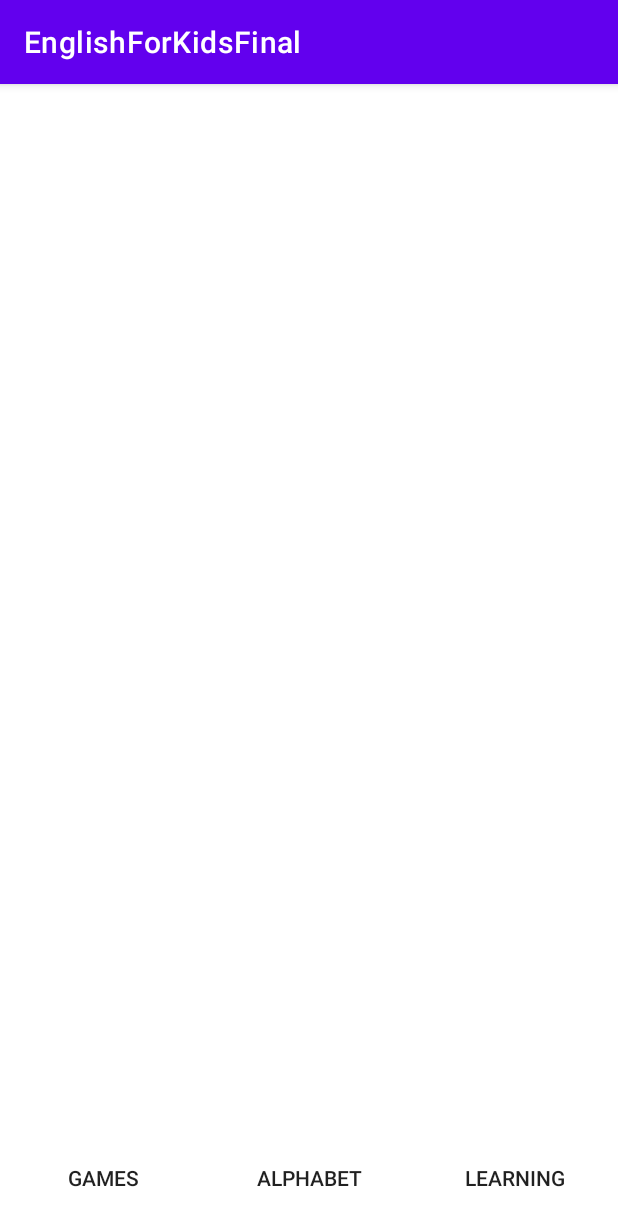
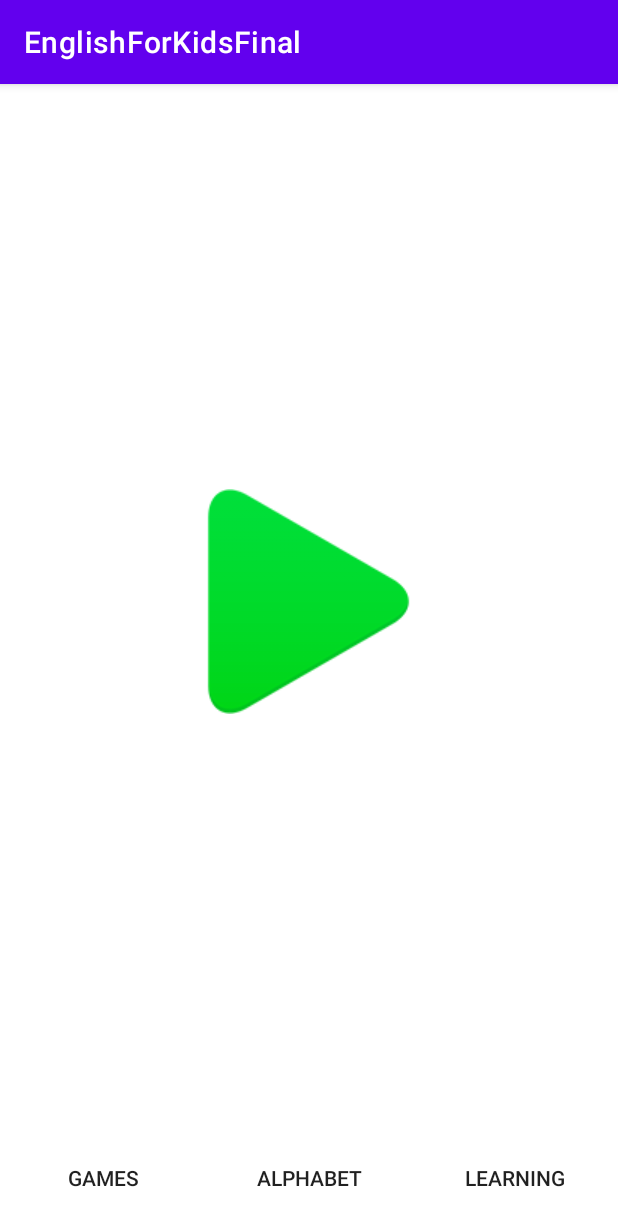
Before and after one commit to radkoff26/english_for_kids, an Android app: the fragment LearningFragment placed in its activity, on a phone screen of 412 x 824 dp. Shown: the top 1226 px of the screen. Run offline under Robolectric (Android 15) with nearby library versions, the phone set to English and light mode, and no system bars.

Commit message:
added main way of learning

```diff
--- a/app/src/main/java/com/example/englishforkidsfinal/activities/MainActivity.java
+++ b/app/src/main/java/com/example/englishforkidsfinal/activities/MainActivity.java
@@ -14,6 +14,7 @@ import com.example.englishforkidsfinal.fragments.AlphabetFragment;
 import com.example.englishforkidsfinal.fragments.GamesFragment;
 import com.example.englishforkidsfinal.fragments.HomeFragment;
 import com.example.englishforkidsfinal.fragments.LearningFragment;
+import com.example.englishforkidsfinal.fragments.MainLearningFragment;
 import com.example.englishforkidsfinal.models.BackgroundMusic;
 
 import java.util.Arrays;
@@ -100,6 +101,11 @@ public class MainActivity extends AppCompatActivity {
         if (fragments.get(fragments.size()-1).getClass() == HomeFragment.class) {
             music.pause();
             finish();
+        } else if (fragments.get(fragments.size()-1).getClass() == MainLearningFragment.class) {
+            getSupportFragmentManager()
+                    .beginTransaction()
+                    .add(R.id.fragment, new LearningFragment())
+                    .commit();
         } else {
             clearButtons();
             getSupportFragmentManager()
--- a/app/src/main/java/com/example/englishforkidsfinal/fragments/HomeFragment.java
+++ b/app/src/main/java/com/example/englishforkidsfinal/fragments/HomeFragment.java
@@ -7,12 +7,8 @@ import androidx.fragment.app.Fragment;
 import android.view.LayoutInflater;
 import android.view.View;
 import android.view.ViewGroup;
-import android.view.animation.Animation;
-import android.view.animation.AnimationUtils;
-import android.widget.ImageView;
 
 import com.example.englishforkidsfinal.R;
-import com.example.englishforkidsfinal.activities.MainActivity;
 import com.example.englishforkidsfinal.models.SpeechImageView;
 
 public class HomeFragment extends Fragment {
@@ -27,6 +23,7 @@ public class HomeFragment extends Fragment {
         animal = view.findViewById(R.id.animal);
 
         animal.setWordToSpeak("giraffe");
+        animal.setAnimation(R.anim.animal_scale);
 
         return view;
     }
--- a/app/src/main/java/com/example/englishforkidsfinal/fragments/LearningFragment.java
+++ b/app/src/main/java/com/example/englishforkidsfinal/fragments/LearningFragment.java
@@ -8,10 +8,12 @@ import android.view.LayoutInflater;
 import android.view.View;
 import android.view.ViewGroup;
 import android.widget.ArrayAdapter;
+import android.widget.ImageButton;
 import android.widget.ListView;
 import android.widget.Toast;
 
 import com.example.englishforkidsfinal.R;
+import com.example.englishforkidsfinal.activities.MainActivity;
 import com.example.englishforkidsfinal.models.ClientAPI;
 import com.example.englishforkidsfinal.models.Student;
 
@@ -26,43 +28,18 @@ import retrofit2.converter.gson.GsonConverterFactory;
 
 public class LearningFragment extends Fragment {
 
-//    ListView listView;
-//    List<Student> students;
+    private ImageButton start;
 
     @Override
     public View onCreateView(LayoutInflater inflater, ViewGroup container,
                              Bundle savedInstanceState) {
         View v = inflater.inflate(R.layout.fragment_learning, container, false);
 
-//        listView = v.findViewById(R.id.lv_students);
-//
-//
-//        Retrofit retrofit = new Retrofit.Builder().baseUrl("http://127.0.0.1:8000/")
-//                .addConverterFactory(GsonConverterFactory.create()).build();
-//
-//        ClientAPI clientAPI = retrofit.create(ClientAPI.class);
-//
-//        Call<List<Student>> call = clientAPI.getStudents();
-//        call.enqueue(new Callback<List<Student>>() {
-//            @Override
-//            public void onResponse(Call<List<Student>> call, Response<List<Student>> response) {
-//                students = (List<Student>)response.body();
-//                //Toast.makeText(MainActivity.this, response.code(), Toast.LENGTH_SHORT).show();
-//                List<String> names = new ArrayList<>(students.size());
-//                for (Student student : students) {
-//                    names.add(student.toString());
-//                }
-//                ArrayAdapter<String> arrayAdapter = new ArrayAdapter<>(v.getContext(), android.R.layout.simple_list_item_1, names);
-//                listView.setAdapter(arrayAdapter);
-//                arrayAdapter.notifyDataSetChanged();
-//            }
-//
-//            @Override
-//            public void onFailure(Call<List<Student>> call, Throwable t) {
-//
-//                Toast.makeText(v.getContext(), t.getMessage(), Toast.LENGTH_SHORT).show();
-//            }
-//        });
+        start = v.findViewById(R.id.start_learning);
+
+        start.setOnClickListener(v1 -> {
+            ((MainActivity) getActivity()).getSupportFragmentManager().beginTransaction().add(R.id.fragment, new MainLearningFragment()).commit();
+        });
 
         return v;
     }
--- a/app/src/main/java/com/example/englishforkidsfinal/models/SpeechImageView.java
+++ b/app/src/main/java/com/example/englishforkidsfinal/models/SpeechImageView.java
@@ -18,21 +18,27 @@ public class SpeechImageView extends androidx.appcompat.widget.AppCompatImageVie
 
     private String wordToSpeak;
     private TextToSpeech tts;
+    private int anim = -1;
 
     public SpeechImageView(@NonNull Context context, @Nullable AttributeSet attrs) {
         super(context, attrs);
-        this.tts = new TextToSpeech(context, (status) -> {});
+        this.tts = new TextToSpeech(context, status -> {});
         this.tts.setLanguage(Locale.UK);
         this.setOnClickListener(v -> {
             if (wordToSpeak != null) {
                 tts.speak(wordToSpeak, TextToSpeech.QUEUE_ADD, null);
             }
-            Animation animation = AnimationUtils.loadAnimation(getContext(), R.anim.animal_scale);
-            startAnimation(animation);
+            if (anim != -1) {
+                Animation animation = AnimationUtils.loadAnimation(getContext(), anim);
+                startAnimation(animation);
+            }
         });
     }
 
     public void setWordToSpeak(String wordToSpeak) {
         this.wordToSpeak = wordToSpeak;
     }
+    public void setAnimation(int anim) {
+        this.anim = anim;
+    }
 }
--- a/app/src/main/res/layout/fragment_learning.xml
+++ b/app/src/main/res/layout/fragment_learning.xml
@@ -3,14 +3,17 @@
     xmlns:tools="http://schemas.android.com/tools"
     android:layout_width="match_parent"
     android:layout_height="match_parent"
-    tools:context=".fragments.LearningFragment"
+    android:background="@color/white"
     android:clickable="true"
     android:focusable="true"
-    android:background="@color/white">
+    tools:context=".fragments.LearningFragment">
 
-    <ListView
-        android:layout_width="match_parent"
-        android:layout_height="match_parent"
-        android:id="@+id/lv_students"/>
+    <ImageButton
+        android:id="@+id/start_learning"
+        android:layout_width="wrap_content"
+        android:layout_height="wrap_content"
+        android:layout_gravity="center"
+        android:background="@color/white"
+        android:src="@drawable/start" />
 
 </FrameLayout>
```
Also changed, not shown: app/src/main/java/com/example/englishforkidsfinal/fragments/MainLearningFragment.java (added, +61 -0 lines), app/src/main/java/com/example/englishforkidsfinal/models/TestModels.java (+9 -5 lines), app/src/main/res/layout/fragment_main_learning.xml (added, +55 -0 lines), app/src/main/res/drawable-v24/restart.png (added), app/src/main/res/drawable-v24/start.png (added), app/src/main/res/drawable-v24/test_start_triangle.png (added), 48 other files.
